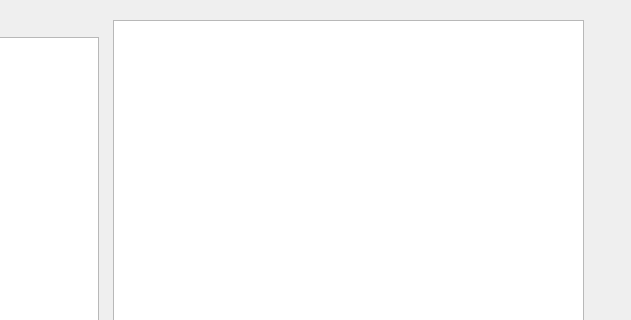
This is ui/mainwindow.ui in VIL20776/Repo-Cliente-XMPP as Qt 5 draws it before an edit; both pictures show x 177 to 808 and y 0 to 320 of the 808 by 600 pixel window. The edited form follows.
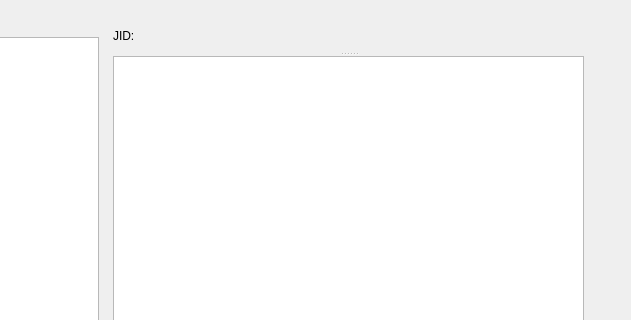
This is the edited form.

Commit message: added chat label

The edit to the form file:
```diff
--- a/ui/mainwindow.ui
+++ b/ui/mainwindow.ui
@@ -14,16 +14,6 @@
    <string>MainWindow</string>
   </property>
   <widget class="QWidget" name="centralwidget">
-   <widget class="QListWidget" name="message_list">
-    <property name="geometry">
-     <rect>
-      <x>290</x>
-      <y>20</y>
-      <width>471</width>
-      <height>471</height>
-     </rect>
-    </property>
-   </widget>
    <widget class="QSplitter" name="splitter_2">
     <property name="geometry">
      <rect>
@@ -79,6 +69,25 @@
      </item>
     </layout>
    </widget>
+   <widget class="QSplitter" name="splitter">
+    <property name="geometry">
+     <rect>
+      <x>290</x>
+      <y>20</y>
+      <width>471</width>
+      <height>471</height>
+     </rect>
+    </property>
+    <property name="orientation">
+     <enum>Qt::Orientation::Vertical</enum>
+    </property>
+    <widget class="QLabel" name="chat_label">
+     <property name="text">
+      <string>JID: </string>
+     </property>
+    </widget>
+    <widget class="QListWidget" name="message_list"/>
+   </widget>
   </widget>
   <widget class="QMenuBar" name="menubar">
    <property name="geometry">
```
